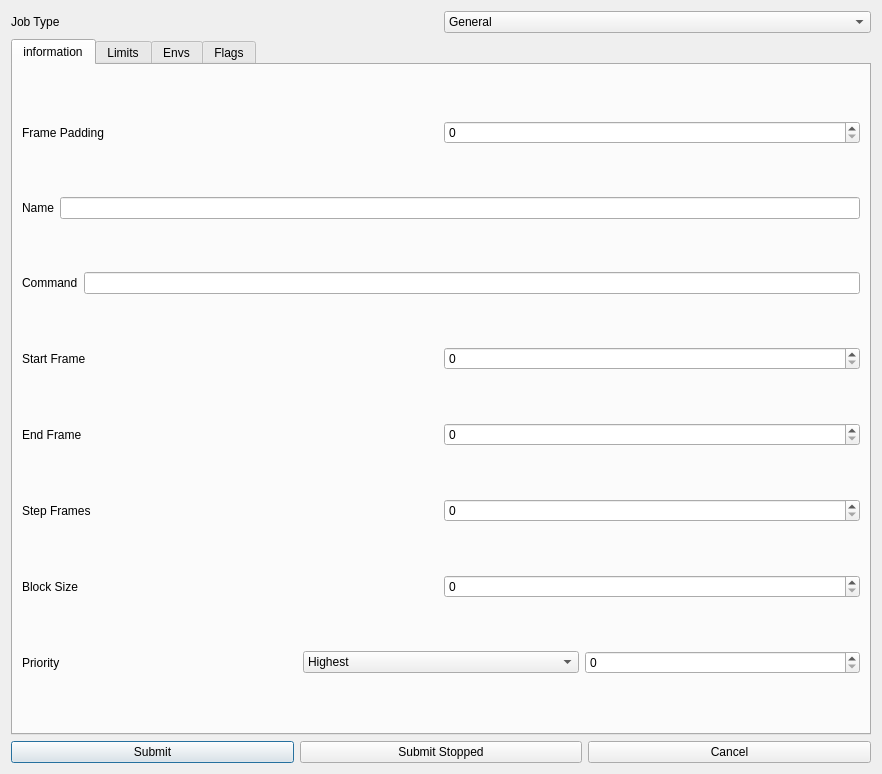
Above: src/lib/ui/newJob.ui from hdd/drQt before the change. Below: the same form after it.
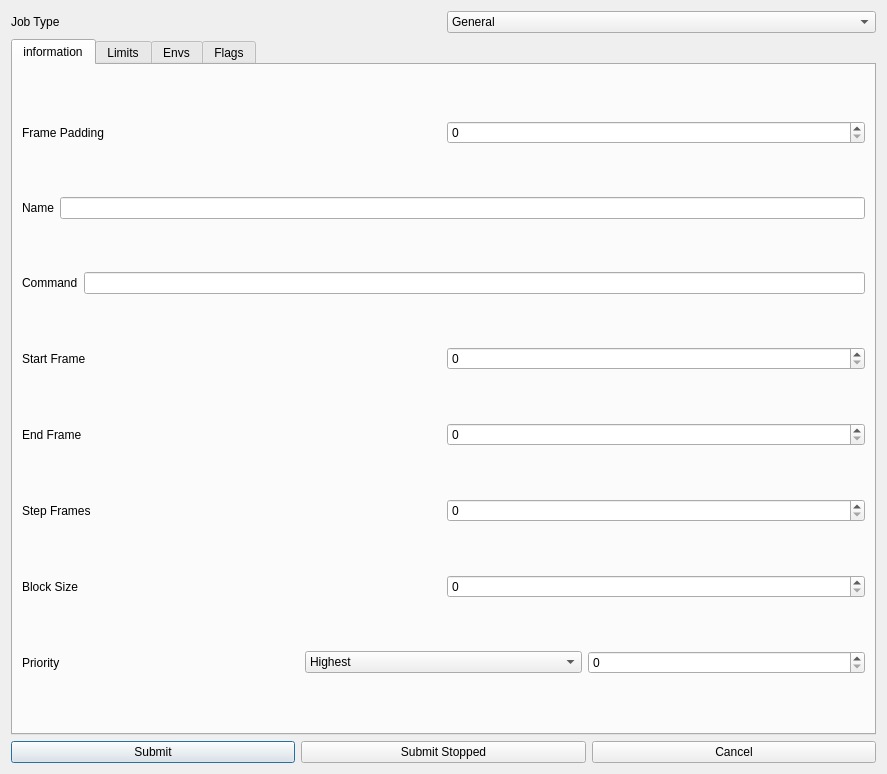
That is the form after the change. The open tabs and pages were chosen to show the change.

What changed in the file:
```diff
--- a/src/lib/ui/newJob.ui
+++ b/src/lib/ui/newJob.ui
@@ -6,7 +6,7 @@
    <rect>
     <x>0</x>
     <y>0</y>
-    <width>882</width>
+    <width>887</width>
     <height>774</height>
    </rect>
   </property>
```
Left out of the diff: 62 changed lines with no effect on the pictures.
